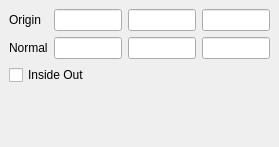
Old version of the form GUI/Client/Widgets/pqClipPanel.ui in the repository wildmichael/ParaView3-enhancements-old.
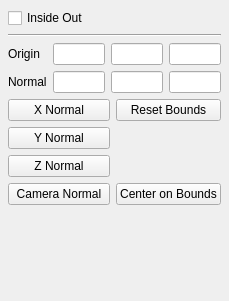
New version of the form.

Commit message: ENH: Added Clip and Cut controls to: reset the 3D widget bounds, reset the 3D widget origin to the center of the source bounds, set the 3D widget normal to the X, Y, or Z axes, and set the 3D widget normal to the camera view normal

The edit to the form file:
```diff
--- a/GUI/Client/Widgets/pqClipPanel.ui
+++ b/GUI/Client/Widgets/pqClipPanel.ui
@@ -8,8 +8,8 @@
    <rect>
     <x>0</x>
     <y>0</y>
-    <width>279</width>
-    <height>147</height>
+    <width>229</width>
+    <height>301</height>
    </rect>
   </property>
   <property name="windowTitle" >
@@ -17,32 +17,54 @@
   </property>
   <layout class="QGridLayout" >
    <property name="margin" >
-    <number>9</number>
+    <number>8</number>
    </property>
    <property name="spacing" >
     <number>6</number>
    </property>
-   <item row="3" column="1" >
-    <widget class="QLineEdit" name="originX" />
+   <item row="6" column="1" >
+    <widget class="QPushButton" name="useCenterBounds" >
+     <property name="text" >
+      <string>Center on Bounds</string>
+     </property>
+    </widget>
    </item>
    <item row="3" column="0" >
-    <widget class="QLabel" name="label_3" >
+    <widget class="QPushButton" name="useXNormal" >
      <property name="text" >
-      <string>Origin</string>
+      <string>X Normal</string>
      </property>
     </widget>
    </item>
-   <item row="9" column="0" colspan="2" >
-    <widget class="QCheckBox" name="InsideOut" >
-     <property name="layoutDirection" >
-      <enum>Qt::LeftToRight</enum>
+   <item row="4" column="0" >
+    <widget class="QPushButton" name="useYNormal" >
+     <property name="text" >
+      <string>Y Normal</string>
      </property>
+    </widget>
+   </item>
+   <item row="5" column="0" >
+    <widget class="QPushButton" name="useZNormal" >
      <property name="text" >
-      <string>Inside Out</string>
+      <string>Z Normal</string>
      </property>
     </widget>
    </item>
-   <item row="10" column="0" colspan="2" >
+   <item row="6" column="0" >
+    <widget class="QPushButton" name="useCameraNormal" >
+     <property name="text" >
+      <string>Camera Normal</string>
+     </property>
+    </widget>
+   </item>
+   <item row="3" column="1" >
+    <widget class="QPushButton" name="resetBounds" >
+     <property name="text" >
+      <string>Reset Bounds</string>
+     </property>
+    </widget>
+   </item>
+   <item row="7" column="0" colspan="2" >
     <spacer>
      <property name="orientation" >
       <enum>Qt::Vertical</enum>
@@ -50,34 +72,101 @@
      <property name="sizeHint" >
       <size>
        <width>20</width>
-       <height>40</height>
+       <height>16</height>
       </size>
      </property>
     </spacer>
    </item>
-   <item row="3" column="3" >
-    <widget class="QLineEdit" name="originZ" />
+   <item row="2" column="0" colspan="2" >
+    <layout class="QGridLayout" >
+     <property name="margin" >
+      <number>0</number>
+     </property>
+     <property name="spacing" >
+      <number>6</number>
+     </property>
+     <item row="1" column="3" >
+      <widget class="QLineEdit" name="normalZ" />
+     </item>
+     <item row="0" column="3" >
+      <widget class="QLineEdit" name="originZ" />
+     </item>
+     <item row="0" column="1" >
+      <widget class="QLineEdit" name="originX" />
+     </item>
+     <item row="1" column="0" >
+      <widget class="QLabel" name="label" >
+       <property name="text" >
+        <string>Normal</string>
+       </property>
+      </widget>
+     </item>
+     <item row="0" column="2" >
+      <widget class="QLineEdit" name="originY" />
+     </item>
+     <item row="0" column="0" >
+      <widget class="QLabel" name="label_3" >
+       <property name="text" >
+        <string>Origin</string>
+       </property>
+      </widget>
+     </item>
+     <item row="1" column="1" >
+      <widget class="QLineEdit" name="normalX" />
+     </item>
+     <item row="1" column="2" >
+      <widget class="QLineEdit" name="normalY" />
+     </item>
+    </layout>
    </item>
-   <item row="6" column="0" >
-    <widget class="QLabel" name="label" >
+   <item row="1" column="0" colspan="2" >
+    <widget class="Line" name="line" >
+     <property name="orientation" >
+      <enum>Qt::Horizontal</enum>
+     </property>
+    </widget>
+   </item>
+   <item row="0" column="0" colspan="2" >
+    <widget class="QCheckBox" name="InsideOut" >
+     <property name="layoutDirection" >
+      <enum>Qt::LeftToRight</enum>
+     </property>
      <property name="text" >
-      <string>Normal</string>
+      <string>Inside Out</string>
      </property>
     </widget>
    </item>
-   <item row="3" column="2" >
-    <widget class="QLineEdit" name="originY" />
-   </item>
-   <item row="6" column="1" >
-    <widget class="QLineEdit" name="normalX" />
-   </item>
-   <item row="6" column="2" >
-    <widget class="QLineEdit" name="normalY" />
-   </item>
-   <item row="6" column="3" >
-    <widget class="QLineEdit" name="normalZ" />
-   </item>
   </layout>
+  <widget class="QWidget" name="" >
+   <property name="geometry" >
+    <rect>
+     <x>9</x>
+     <y>90</y>
+     <width>324</width>
+     <height>25</height>
+    </rect>
+   </property>
+  </widget>
+  <widget class="QWidget" name="" >
+   <property name="geometry" >
+    <rect>
+     <x>9</x>
+     <y>121</y>
+     <width>324</width>
+     <height>25</height>
+    </rect>
+   </property>
+  </widget>
+  <widget class="QWidget" name="" >
+   <property name="geometry" >
+    <rect>
+     <x>9</x>
+     <y>90</y>
+     <width>211</width>
+     <height>112</height>
+    </rect>
+   </property>
+  </widget>
  </widget>
  <pixmapfunction></pixmapfunction>
  <tabstops>
```
The commit also changes 5 other files.
